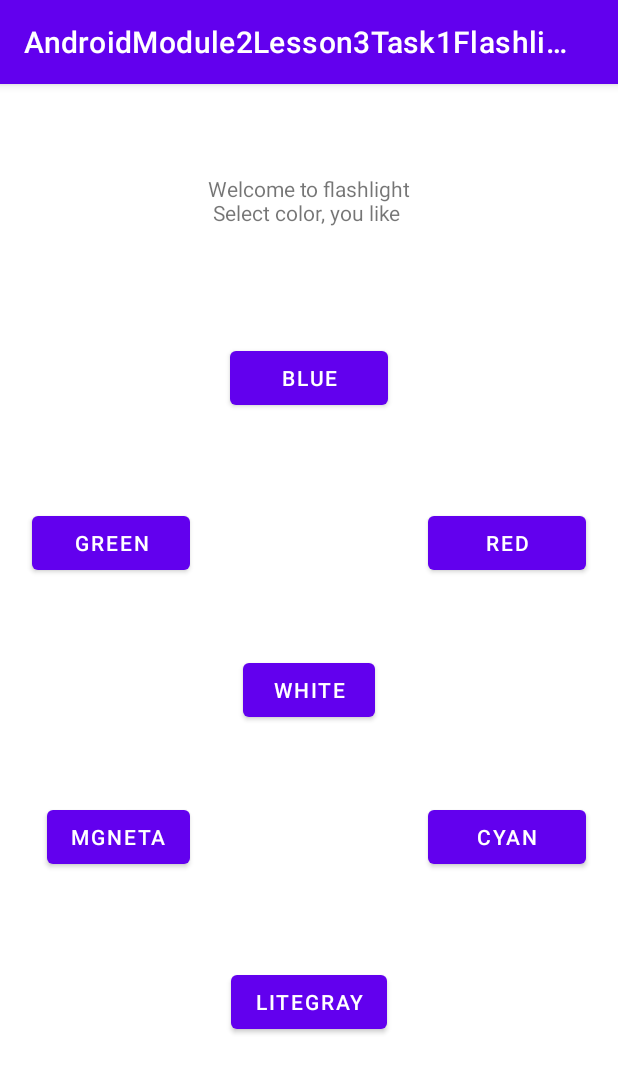
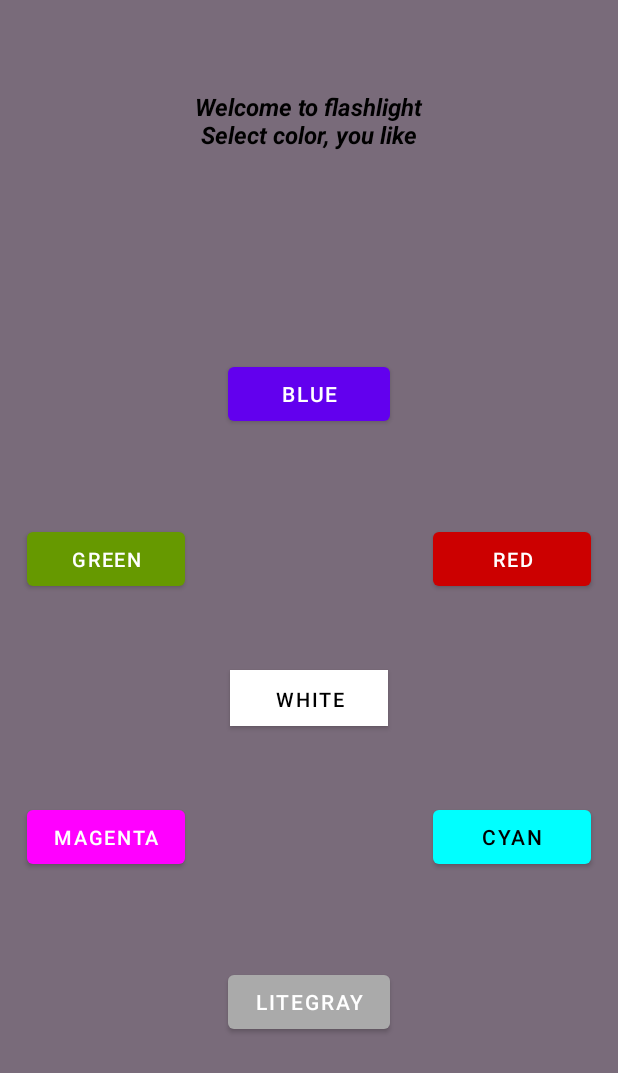
Before and after one commit to kbelyako/AndroidModule2Lesson3Task1Flashlight, an Android app: the screen it shows after launch (MainActivity), on a phone screen of 412 x 824 dp. Shown: the top 1073 px of the screen. Run offline under Robolectric (Android 15) with nearby library versions, the phone set to English and light mode, and no system bars.

Commit message:
design modified

```diff
--- a/src/main/AndroidManifest.xml
+++ b/src/main/AndroidManifest.xml
@@ -9,7 +9,9 @@
         android:roundIcon="@mipmap/ic_launcher_round"
         android:supportsRtl="true"
         android:theme="@style/Theme.AndroidModule2Lesson3Task1Flashlight">
-        <activity android:name=".FlashLightActivity"></activity>
+        <activity android:name=".FlashLightActivity">
+            android:theme="ThemeNoActionBar">
+        </activity>
         <activity android:name=".MainActivity">
             <intent-filter>
                 <action android:name="android.intent.action.MAIN" />
--- a/src/main/java/com/example/androidmodule2lesson3task1flashlight/FlashLightActivity.kt
+++ b/src/main/java/com/example/androidmodule2lesson3task1flashlight/FlashLightActivity.kt
@@ -4,13 +4,18 @@ import android.content.Intent
 import android.graphics.Color
 import androidx.appcompat.app.AppCompatActivity
 import android.os.Bundle
+import android.view.View
 import kotlinx.android.synthetic.main.activity_flash_light.*
 
 class FlashLightActivity : AppCompatActivity() {
     override fun onCreate(savedInstanceState: Bundle?) {
         super.onCreate(savedInstanceState)
         setContentView(R.layout.activity_flash_light)
-
+// Hide the status bar.
+        window.decorView.systemUiVisibility = View.SYSTEM_UI_FLAG_FULLSCREEN
+// Remember that you should never show the action bar if the
+// status bar is hidden, so hide that too if necessary.
+        actionBar?.hide()
         val color=intent.getStringExtra("color")
 
         when(color) {
--- a/src/main/java/com/example/androidmodule2lesson3task1flashlight/MainActivity.kt
+++ b/src/main/java/com/example/androidmodule2lesson3task1flashlight/MainActivity.kt
@@ -12,6 +12,7 @@ package com.example.androidmodule2lesson3task1flashlight
 import android.content.Intent
 import androidx.appcompat.app.AppCompatActivity
 import android.os.Bundle
+import android.view.View
 import kotlinx.android.synthetic.main.activity_main.*
 
 class MainActivity : AppCompatActivity() {
--- a/src/main/res/layout/activity_flash_light.xml
+++ b/src/main/res/layout/activity_flash_light.xml
@@ -5,7 +5,6 @@
     android:id="@+id/clRootScreenFlashLight"
     android:layout_width="match_parent"
     android:layout_height="match_parent"
-    android:background="@color/purple_200"
     tools:context=".FlashLightActivity">
 
 </androidx.constraintlayout.widget.ConstraintLayout>
--- a/src/main/res/layout/activity_main.xml
+++ b/src/main/res/layout/activity_main.xml
@@ -4,37 +4,41 @@
     xmlns:tools="http://schemas.android.com/tools"
     android:layout_width="match_parent"
     android:layout_height="match_parent"
+    android:background="@color/customViolet"
     tools:context=".MainActivity">
 
     <TextView
         android:id="@+id/tvWelcomeMess"
         android:layout_width="wrap_content"
         android:layout_height="wrap_content"
-        android:text="@string/welcome_to_flashlight_n_select_color_you_like"
+        android:layout_centerInParent="true"
         android:layout_marginTop="60dp"
-        android:layout_centerInParent="true"
+        android:text="@string/welcome_text"
+        android:textSize="16dp"
 
+        android:textColor="@color/black"
+        android:textStyle="bold|italic"
         app:layout_constraintLeft_toLeftOf="parent"
         app:layout_constraintRight_toRightOf="parent"
-        app:layout_constraintTop_toTopOf="parent"
-         />
+        app:layout_constraintTop_toTopOf="parent" />
 
     <Button
         android:id="@+id/btGreen"
+
+        android:layout_height="wrap_content"
         android:layout_width="105dp"
-        android:layout_height="wrap_content"
-        android:layout_marginEnd="35dp"
-        android:layout_marginRight="35dp"
+        android:layout_marginEnd="30dp"
+        android:textSize="13dp"
         android:layout_marginBottom="50dp"
         android:text="@string/green"
+        app:backgroundTint="@android:color/holo_green_dark"
         app:layout_constraintBottom_toTopOf="@+id/btWhite"
         app:layout_constraintEnd_toStartOf="@+id/btWhite"
-        app:layout_constraintVertical_bias="0.0"
-         />
+        android:layout_marginRight="30dp" />
 
     <Button
         android:id="@+id/btBlue"
-        android:layout_width="105dp"
+        android:layout_width="108dp"
         android:layout_height="wrap_content"
         android:layout_centerInParent="true"
         android:layout_marginBottom="160dp"
@@ -50,31 +54,40 @@
         android:id="@+id/btRed"
         android:layout_width="105dp"
         android:layout_height="wrap_content"
+        android:layout_marginStart="30dp"
+        android:layout_marginLeft="30dp"
         android:layout_marginBottom="50dp"
-        android:layout_marginLeft="35dp"
+
+        android:textSize="13dp"
+
         android:text="@string/red"
+        app:backgroundTint="@android:color/holo_red_dark"
         app:layout_constraintBottom_toTopOf="@+id/btWhite"
-        app:layout_constraintStart_toEndOf="@+id/btWhite"
-        />
+        app:layout_constraintStart_toEndOf="@+id/btWhite" />
 
     <Button
         android:id="@+id/btWhite"
-        android:layout_width="wrap_content"
-        android:layout_height="wrap_content"
+        android:layout_width="105dp"
+        android:layout_height="37dp"
         android:layout_centerInParent="true"
         android:layout_marginBottom="340dp"
+        android:background="@color/white"
         android:text="@string/white"
+      android:textSize="13dp"
+        android:textColor="@color/black"
+        app:backgroundTint="@color/white"
         app:layout_constraintBottom_toBottomOf="parent"
         app:layout_constraintEnd_toEndOf="parent"
         app:layout_constraintStart_toStartOf="parent" />
 
     <Button
         android:id="@+id/btLTGray"
-        android:layout_width="wrap_content"
+        android:layout_width="108dp"
         android:layout_height="wrap_content"
         android:layout_centerInParent="true"
         android:layout_marginTop="160dp"
         android:text="@string/litegray"
+        app:backgroundTint="@android:color/darker_gray"
         app:layout_constraintEnd_toEndOf="parent"
         app:layout_constraintHorizontal_bias="0.501"
         app:layout_constraintStart_toStartOf="parent"
@@ -84,21 +97,27 @@
         android:id="@+id/btCyan"
         android:layout_width="105dp"
         android:layout_height="wrap_content"
-        android:layout_marginStart="35dp"
-        android:layout_marginLeft="35dp"
+        android:layout_marginStart="30dp"
+        android:layout_marginLeft="30dp"
         android:layout_marginTop="50dp"
         android:text="@string/cyan"
+        android:textColor="@color/black"
+        app:backgroundTint="@color/cyan"
         app:layout_constraintStart_toEndOf="@+id/btWhite"
         app:layout_constraintTop_toBottomOf="@+id/btWhite" />
 
     <Button
         android:id="@+id/btMagneta"
-        android:layout_width="wrap_content"
+
         android:layout_height="wrap_content"
+        android:layout_width="105dp"
         android:layout_marginTop="50dp"
-        android:layout_marginEnd="35dp"
-        android:layout_marginRight="35dp"
-        android:text="@string/mgneta"
+        android:layout_marginEnd="30dp"
+        android:textSize="13dp"
+        android:layout_marginRight="30dp"
+        android:text="@string/magenta"
+
+        app:backgroundTint="@color/magenta"
         app:layout_constraintEnd_toStartOf="@+id/btWhite"
         app:layout_constraintTop_toBottomOf="@+id/btWhite" />
 
--- a/src/main/res/values-night/themes.xml
+++ b/src/main/res/values-night/themes.xml
@@ -1,6 +1,7 @@
 <resources xmlns:tools="http://schemas.android.com/tools">
     <!-- Base application theme. -->
-    <style name="Theme.AndroidModule2Lesson3Task1Flashlight" parent="Theme.MaterialComponents.DayNight.DarkActionBar">
+    <!-- <style name="Theme.AndroidModule2Lesson3Task1Flashlight" parent="Theme.MaterialComponents.DayNight.DarkActionBar">-->
+     <style name="Theme.AndroidModule2Lesson3Task1Flashlight" parent="Theme.MaterialComponents.DayNight.NoActionBar">
         <!-- Primary brand color. -->
         <item name="colorPrimary">@color/purple_200</item>
         <item name="colorPrimaryVariant">@color/purple_700</item>
@@ -13,4 +14,5 @@
         <item name="android:statusBarColor" tools:targetApi="l">?attr/colorPrimaryVariant</item>
         <!-- Customize your theme here. -->
     </style>
+
 </resources>
--- a/src/main/res/values/colors.xml
+++ b/src/main/res/values/colors.xml
@@ -7,4 +7,8 @@
     <color name="teal_700">#FF018786</color>
     <color name="black">#FF000000</color>
     <color name="white">#FFFFFFFF</color>
+    <color name="cyan">#00FFFF</color>
+    <color name="magenta">#FF00FF</color>
+    <color name="lghtgrey">#d3d3d3</color>
+    <color name="customViolet">#796B7A</color>
 </resources>
--- a/src/main/res/values/strings.xml
+++ b/src/main/res/values/strings.xml
@@ -1,11 +1,11 @@
 <resources>
     <string name="app_name">AndroidModule2Lesson3Task1Flashlight</string>
-    <string name="welcome_to_flashlight_n_select_color_you_like">Welcome to flashlight\n Select color, you like</string>
+    <string name="welcome_text">Welcome to flashlight\n Select color, you like</string>
     <string name="green">green</string>
     <string name="blue">blue</string>
     <string name="red">red</string>
     <string name="white">white</string>
     <string name="litegray">litegray</string>
     <string name="cyan">cyan</string>
-    <string name="mgneta">Mgneta</string>
+    <string name="magenta">magenta</string>
 </resources>
--- a/src/main/res/values/themes.xml
+++ b/src/main/res/values/themes.xml
@@ -1,6 +1,6 @@
 <resources xmlns:tools="http://schemas.android.com/tools">
     <!-- Base application theme. -->
-    <style name="Theme.AndroidModule2Lesson3Task1Flashlight" parent="Theme.MaterialComponents.DayNight.DarkActionBar">
+    <style name="Theme.AndroidModule2Lesson3Task1Flashlight" parent="Theme.MaterialComponents.DayNight.NoActionBar">
         <!-- Primary brand color. -->
         <item name="colorPrimary">@color/purple_500</item>
         <item name="colorPrimaryVariant">@color/purple_700</item>
@@ -13,4 +13,11 @@
         <item name="android:statusBarColor" tools:targetApi="l">?attr/colorPrimaryVariant</item>
         <!-- Customize your theme here. -->
     </style>
+    <style name="ThemeNoActionBar" parent="Theme.AppCompat.Light.DarkActionBar">
+        <!-- Primary brand color. -->
+        <item name="windowActionBar">false</item>
+        <item name="windowNoTitle">true</item>
+
+        <!-- Customize your theme here. -->
+    </style>
 </resources>
```
